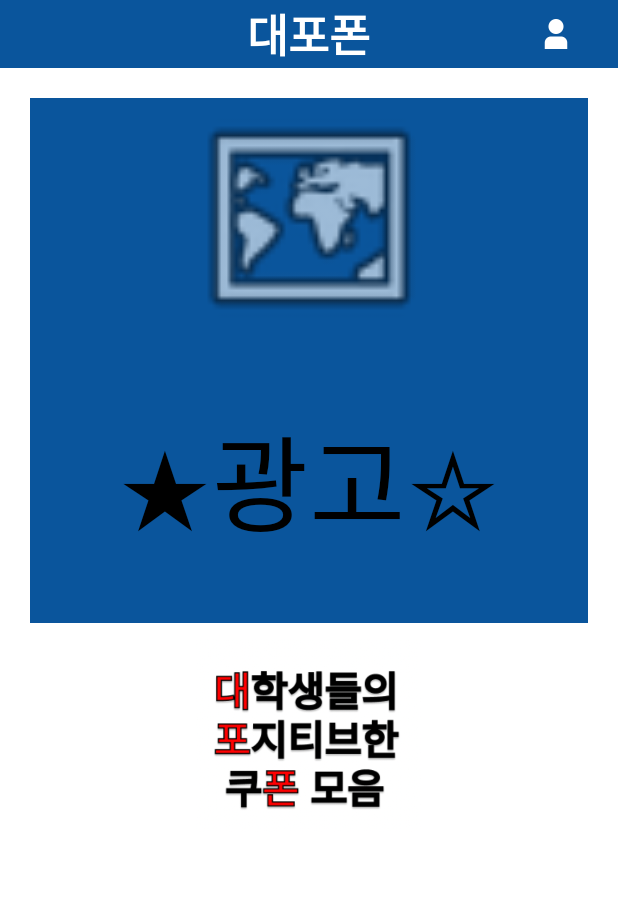
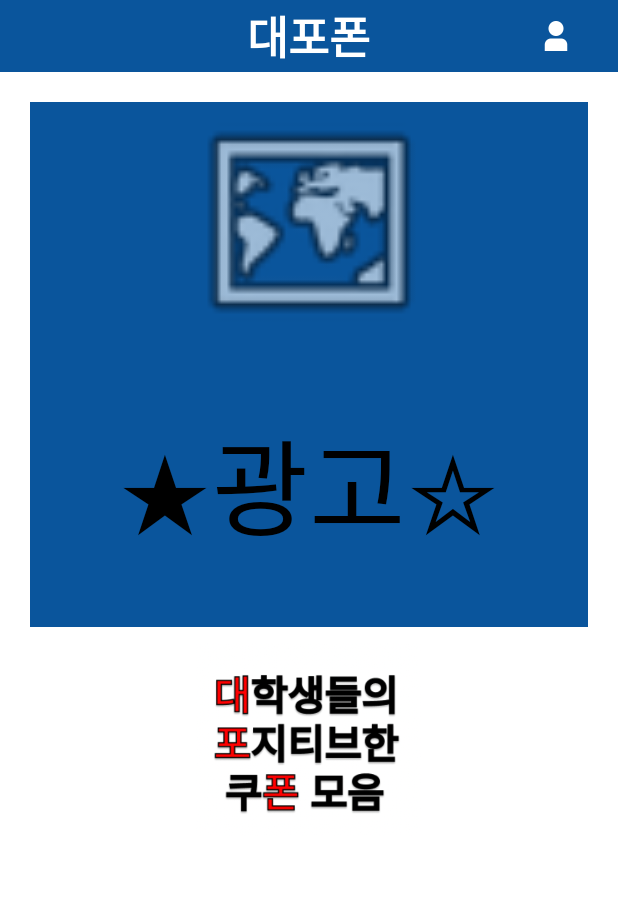
Before and after one commit to SEJUNLIM/DKU_DowTech_2022, an Android app: the screen it shows after launch (MainActivity), on a phone screen of 412 x 824 dp. Shown: the top 903 px of the screen. Run offline under Robolectric (Android 15) with nearby library versions, the light colour scheme and no system bars; our stand-ins replace Firebase (no records; nobody signed in at launch, a user with empty details on screens opened directly).

Commit message:
메인 프래그먼트 상단바 height 조절

```diff
--- a/app/src/main/res/layout/fragment_main.xml
+++ b/app/src/main/res/layout/fragment_main.xml
@@ -6,6 +6,7 @@
     android:layout_height="match_parent"
     android:orientation="vertical">
 
+
     <LinearLayout
         android:layout_width="match_parent"
         android:layout_height="wrap_content"
@@ -13,39 +14,37 @@
         android:orientation="horizontal">
 
         <android.widget.ImageButton
-            android:id="@+id/button"
+            android:id="@+id/backButton"
             android:layout_width="0dp"
             android:layout_height="wrap_content"
-            android:layout_gravity="center"
             android:layout_weight="1"
             android:background="@color/main"
-            android:contentDescription="@string/bottom_sheet_behavior"
+            android:layout_gravity="center"
             android:padding="10dp"
             android:text="" />
 
         <TextView
-            android:id="@+id/textView"
+            android:id="@+id/title"
             android:layout_width="0dp"
             android:layout_height="wrap_content"
+            android:layout_weight="3"
+            android:minHeight="48dp"
+            android:gravity="center"
             android:layout_gravity="center"
-            android:layout_weight="3"
-            android:gravity="center"
-            android:text="대포폰"
+            android:text="@string/appName"
             android:textColor="@color/white"
-            android:textSize="30sp"
-            android:textStyle="bold" />
+            android:textStyle="bold"
+            android:textSize="30sp" />
 
         <android.widget.ImageButton
             android:id="@+id/my_btn"
             android:layout_width="0dp"
-            android:layout_height="wrap_content"
-            android:layout_gravity="center"
+            android:layout_height="match_parent"
             android:layout_weight="1"
             android:background="@color/main"
-            android:padding="10dp"
-            android:src="@drawable/user_20_resize" />
+            android:text=""
+            android:src="@drawable/user_20_resize"/>
     </LinearLayout>
-
 
     <LinearLayout
         android:layout_width="match_parent"
@@ -61,16 +60,18 @@
             android:id="@+id/imageView2"
             android:layout_width="match_parent"
             android:layout_height="160dp"
-            app:srcCompat="@android:drawable/ic_menu_mapmode" />
+            app:srcCompat="@android:drawable/ic_menu_mapmode"
+            android:contentDescription="@string/image" />
 
         <TextView
             android:id="@+id/ad"
             android:layout_width="match_parent"
             android:layout_height="190dp"
             android:text="★광고☆"
-            android:textSize="70dp"
+            android:textSize="70sp"
             android:textColor="@color/black"
-            android:gravity="center"/>
+            android:gravity="center"
+            tools:ignore="HardcodedText" />
 
     </LinearLayout>
 
@@ -79,5 +80,6 @@
         android:layout_width="150dp"
         android:layout_height="150dp"
         app:srcCompat="@drawable/dpp"
-        android:layout_gravity="center"/>
+        android:layout_gravity="center"
+        android:contentDescription="@string/logo" />
 </LinearLayout>
```
